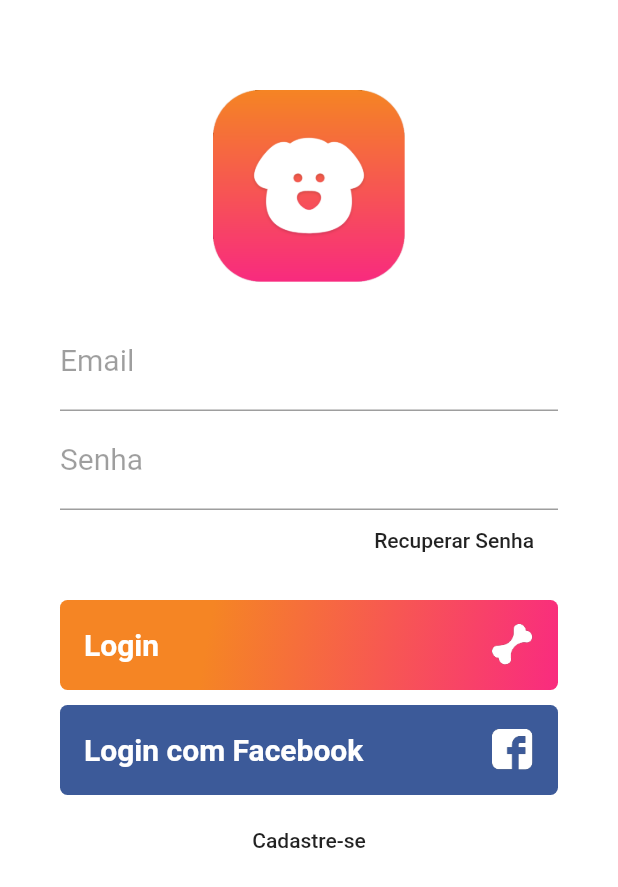
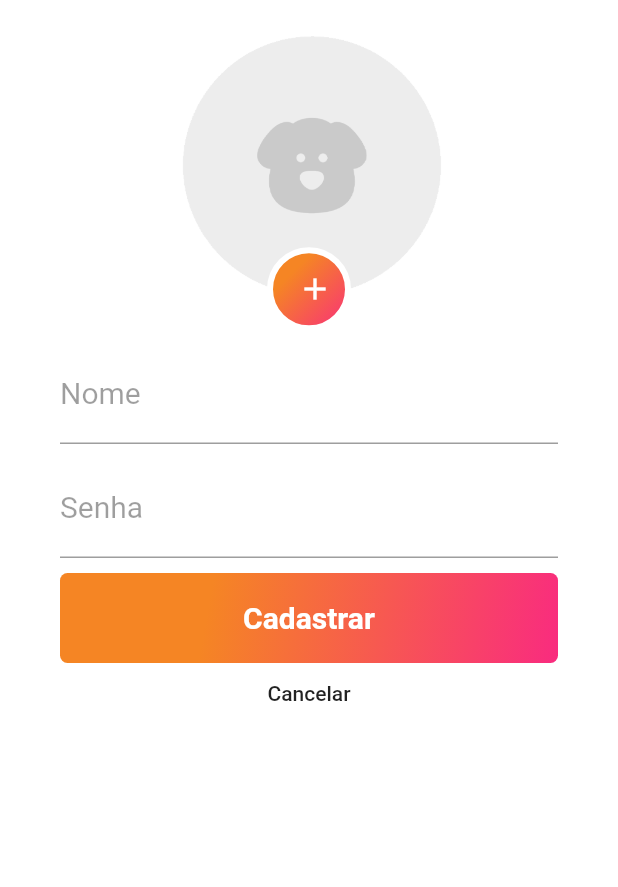
Before and after one commit to Guilherme2020/dog-life, a Flutter app: the screen it shows after launch, after a tap on "Cadastre-se", on a phone screen of 412 x 824 dp. Shown: the top 887 px of the screen. Run offline on Flutter 3.47's test engine with Material 2 defaults, Android fonts, the phone set to English and light mode, and no system bars.

Commit message:
screen signup

```diff
--- a/lib/pages/login.page.dart
+++ b/lib/pages/login.page.dart
@@ -79,7 +79,7 @@ class LoginPage extends StatelessWidget {
                 //     )
                 //   )
                 // },
-                 onPressed: () {
+                onPressed: () {
                   Navigator.push(
                     context,
                     MaterialPageRoute(
@@ -184,7 +184,14 @@ class LoginPage extends StatelessWidget {
                   "Cadastre-se",
                   textAlign: TextAlign.center,
                 ),
-                onPressed: () => {},
+                onPressed: () {
+                  Navigator.push(
+                    context,
+                    MaterialPageRoute(
+                      builder: (context) => SignupPage(),
+                    ),
+                  );
+                },
               ),
             )
 
--- a/lib/pages/signup.page.dart
+++ b/lib/pages/signup.page.dart
@@ -0,0 +1,151 @@
+
+
+import 'package:flutter/material.dart';
+
+class SignupPage extends StatelessWidget {
+
+  @override
+
+  Widget build(BuildContext context){
+
+    return Scaffold(
+      body: Container(
+        padding: EdgeInsets.only(top:10, left: 40, right: 40),
+        color: Colors.white,
+        child: ListView(
+          children: <Widget>[
+              Container(
+                width: 200,
+                height: 200,
+                alignment: Alignment(0.0, 1.15),
+                decoration: new BoxDecoration(
+                  image: new DecorationImage(
+                    image: AssetImage('assets/profile-picture.png'),
+                    fit: BoxFit.fitHeight
+                   )
+                ),
+                child: Container(
+                  height: 56,
+                  width: 56,
+                  alignment: Alignment.center,
+                  decoration: BoxDecoration(
+                    gradient: LinearGradient(
+                      begin: Alignment.topLeft,
+                      end: Alignment.bottomRight,
+                      stops: [0.3, 1.0],
+                      colors: [
+                        Color(0xFFF58524),
+                        Color(0xFFF92B7F)
+                      ],
+                    ),
+                    border: Border.all(
+                        width: 4.0,
+                        color: const Color(0xFFFFFFFF)
+                    ),
+                    borderRadius: BorderRadius.all(
+                      Radius.circular(56)
+                    )
+                  ),
+                  child: SizedBox.expand(
+                    child: FlatButton(
+                      child: Icon(
+                        Icons.add,
+
+                        color: Colors.white
+                      ),
+                      onPressed: () => {},
+                    )
+                  ),
+                ),
+              ),
+              SizedBox( height:  20,),
+              TextFormField(
+                keyboardType: TextInputType.text,
+                decoration: InputDecoration(
+                  labelText: "Nome",
+                  labelStyle: TextStyle(
+                    color: Colors.black38,
+                    fontWeight: FontWeight.w400,
+                    fontSize: 20
+                  ),
+                ),
+                style: TextStyle(
+                  fontSize: 20,
+                ),
+              ),
+              SizedBox(
+                height: 10,
+              ),
+
+              TextFormField(
+                keyboardType: TextInputType.text,
+                obscureText: true,
+                decoration: InputDecoration(
+                 labelText:  "Senha",
+                 labelStyle: TextStyle(
+                   color: Colors.black38,
+                   fontWeight: FontWeight.w400,
+                   fontSize: 20,
+                 ),
+                ),
+                style: TextStyle(fontSize: 20),
+
+              ),
+              SizedBox(
+                height: 10
+              ),
+              Container(
+                height: 60,
+                alignment: Alignment.centerLeft,
+                decoration: BoxDecoration(
+                  gradient: LinearGradient(
+                    begin: Alignment.topLeft,
+                    end: Alignment.bottomRight,
+                    stops: [0.3,1],
+                    colors: [
+                      Color(0xFFF58524),
+                      Color(0xFFF92B7F),
+                    ],
+                  ),
+                  borderRadius: BorderRadius.all(
+                    Radius.circular(5),
+                  ),
+                ),
+                child: SizedBox.expand(
+                  child: FlatButton(
+                    child: Text(
+                      "Cadastrar",
+                      style: TextStyle(
+                        fontWeight: FontWeight.bold,
+                        color: Colors.white,
+                        fontSize: 20,
+                      ),
+                      textAlign: TextAlign.center,
+                    ),
+                    onPressed: () => {},
+                  ),
+                ),
+              ),
+              Container(
+                height: 40,
+                alignment: Alignment.center,
+                child: FlatButton(
+                  child: Text(
+                    "Cancelar",
+                    textAlign: TextAlign.center,
+                  ),
+                  onPressed: () => Navigator.pop(context,false),
+                )
+              )
+
+
+            ],
+
+          )
+      )
+    );
+
+
+  }
+
+}
```
